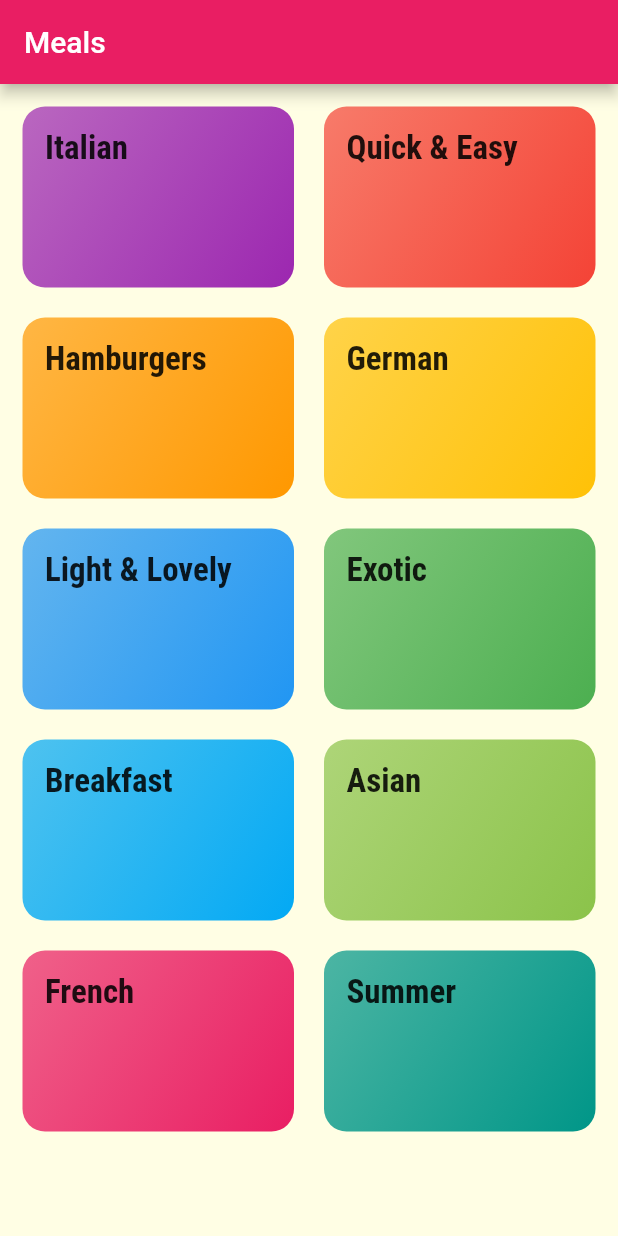
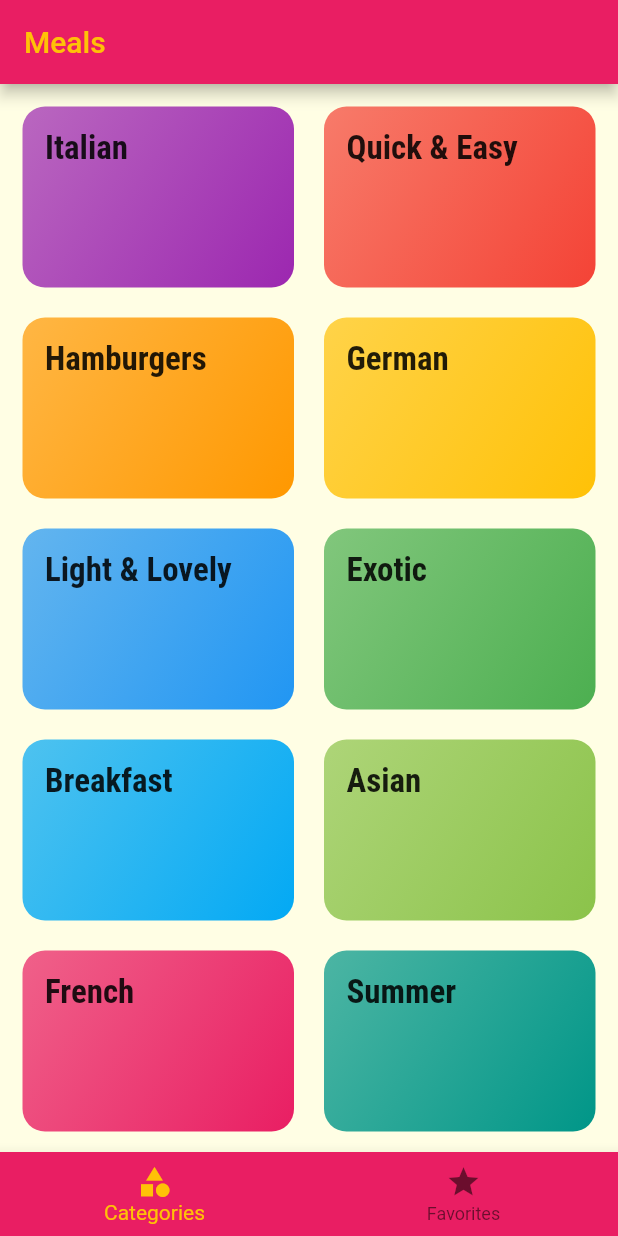
Before and after one commit to felipe-xavier/flutter-meals-app, a Flutter app: the screen it shows after launch, on a phone screen of 412 x 824 dp. Run offline on Flutter 3.47's test engine with Material 2 defaults, Android fonts, the phone set to English and light mode, and no system bars.

```diff
--- a/lib/main.dart
+++ b/lib/main.dart
@@ -1,6 +1,7 @@
 import 'dart:ui';
 
 import 'package:flutter/material.dart';
+import './screens/tab_screen.dart';
 import './screens/categories_screen.dart';
 import './screens/category_meals_screen.dart';
 
@@ -34,7 +35,7 @@ class MyApp extends StatelessWidget {
             ),
       ),
       routes: {
-        '/': (ctx) => CategoriesScreen(),
+        '/': (ctx) => TabScreen(),
         CategoryMealsScreen.routeName: (ctx) => CategoryMealsScreen(),
         MealDetailScreen.routeName: (ctx) => MealDetailScreen(),
       },
--- a/lib/screens/categories_screen.dart
+++ b/lib/screens/categories_screen.dart
@@ -5,11 +5,7 @@ import '../widgets/category_item.dart';
 class CategoriesScreen extends StatelessWidget {
   @override
   Widget build(BuildContext context) {
-    return Scaffold(
-      appBar: AppBar(
-        title: Text('Meals'),
-      ),
-      body: GridView(
+    return GridView(
       padding: EdgeInsets.all(15),
       gridDelegate: SliverGridDelegateWithMaxCrossAxisExtent(
         maxCrossAxisExtent: 200,
@@ -26,7 +22,6 @@ class CategoriesScreen extends StatelessWidget {
             ),
           )
           .toList(),
-      ),
     );
   }
 }
--- /dev/null
+++ b/lib/screens/tab_screen.dart
@@ -0,0 +1,52 @@
+import 'package:flutter/material.dart';
+import './categories_screen.dart';
+import './favorites_screen.dart';
+
+class TabScreen extends StatefulWidget {
+  @override
+  _TabScreenState createState() => _TabScreenState();
+}
+
+class _TabScreenState extends State<TabScreen> {
+  final List<Widget> _pages = [
+    CategoriesScreen(),
+    FavoritesScreen(),
+  ];
+
+  int _selectedPageIndex = 0;
+
+  void _selectPage(int index) {
+    setState(() {
+      _selectedPageIndex = index;
+    });
+  }
+
+  @override
+  Widget build(BuildContext context) {
+    return Scaffold(
+      appBar: AppBar(
+        title: Text(
+          'Meals',
+          style: TextStyle(color: Theme.of(context).accentColor),
+        ),
+      ),
+      body: _pages[_selectedPageIndex],
+      bottomNavigationBar: BottomNavigationBar(
+        onTap: _selectPage,
+        currentIndex: _selectedPageIndex,
+        backgroundColor: Theme.of(context).primaryColor,
+        selectedItemColor: Theme.of(context).accentColor,
+        items: [
+          BottomNavigationBarItem(
+            icon: Icon(Icons.category),
+            label: 'Categories',
+          ),
+          BottomNavigationBarItem(
+            icon: Icon(Icons.star),
+            label: 'Favorites',
+          ),
+        ],
+      ),
+    );
+  }
+}
```
Lines whose indentation alone changed are shown as unchanged.
